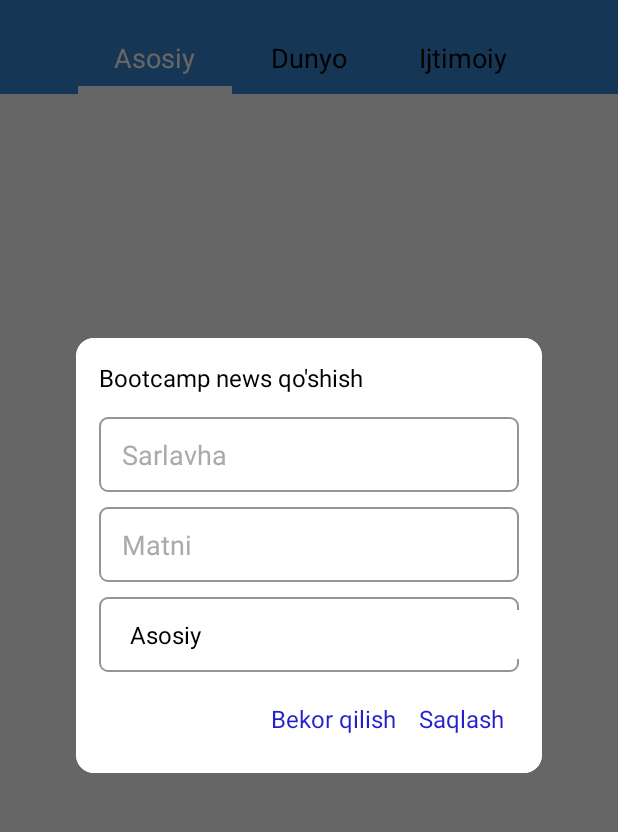
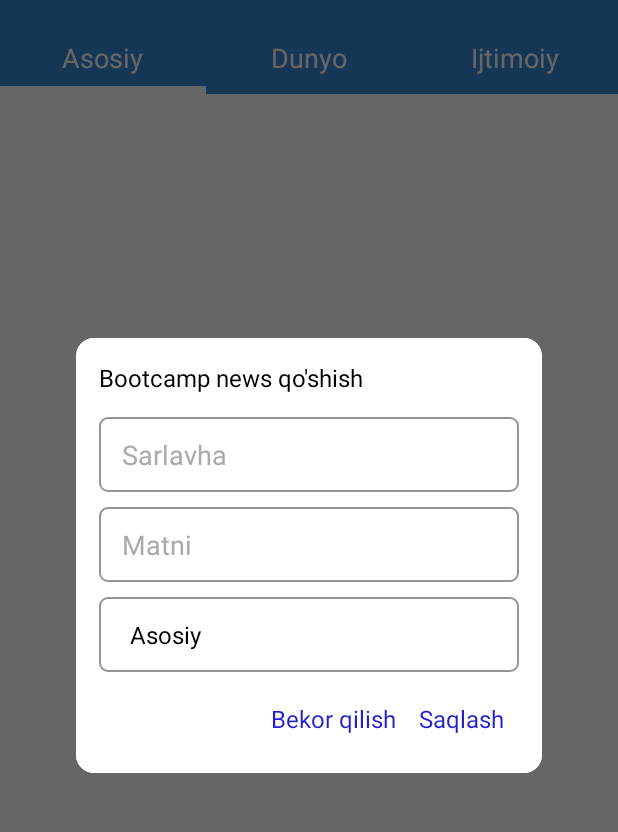
Before and after one commit to JahonovAsilbek/DatabaseSQL, an Android app: the screen it shows after launch (MainActivity), after a tap on an icon or button, on a phone screen of 412 x 824 dp, the part 62-894 px from its top. Run offline under Robolectric (Android 15) with nearby library versions, the phone set to English and light mode, and no system bars; our stand-ins replace Room's generated code.

Commit message:
Hello World!

```diff
--- a/app/src/main/AndroidManifest.xml
+++ b/app/src/main/AndroidManifest.xml
@@ -11,7 +11,8 @@
         android:supportsRtl="true"
         android:theme="@style/Theme.DatabaseBootcampNews">
 
-        <activity android:name=".SplashActivity">
+        <activity android:name=".SplashActivity"
+            android:theme="@style/Theme.AppCompat.Light.NoActionBar">
             <intent-filter>
                 <action android:name="android.intent.action.MAIN" />
                 <category android:name="android.intent.category.LAUNCHER" />
--- a/app/src/main/java/uz/revolution/databasebootcampnews/SplashActivity.kt
+++ b/app/src/main/java/uz/revolution/databasebootcampnews/SplashActivity.kt
@@ -3,6 +3,7 @@ package uz.revolution.databasebootcampnews
 import android.content.Intent
 import android.os.Bundle
 import android.os.Handler
+import android.view.WindowManager
 import androidx.appcompat.app.AppCompatActivity
 
 
@@ -10,14 +11,19 @@ class SplashActivity : AppCompatActivity() {
     override fun onCreate(savedInstanceState: Bundle?) {
         super.onCreate(savedInstanceState)
         setContentView(R.layout.activity_splash)
-        goToMain()
-    }
+        // This is used to hide the status bar and make
+        // the splash screen as a full screen activity.
+        window.setFlags(
+            WindowManager.LayoutParams.FLAG_FULLSCREEN,
+            WindowManager.LayoutParams.FLAG_FULLSCREEN
+        )
 
-    private fun goToMain() {
+        // we used the postDelayed(Runnable, time) method
+        // to send a message with a delayed time.
         Handler().postDelayed({
-            val mIntent = Intent(this@SplashActivity, MainActivity::class.java)
-            startActivity(mIntent)
+            val intent = Intent(this, MainActivity::class.java)
+            startActivity(intent)
             finish()
-        }, 2000)
+        }, 3000) // 3000 is the delayed time in milliseconds.
     }
 }
--- a/app/src/main/java/uz/revolution/databasebootcampnews/dialogs/AddDialog.kt
+++ b/app/src/main/java/uz/revolution/databasebootcampnews/dialogs/AddDialog.kt
@@ -13,6 +13,7 @@ import uz.revolution.databasebootcampnews.adapters.SpinnerAdapter
 import uz.revolution.databasebootcampnews.databinding.FragmentAddDialogBinding
 import uz.revolution.databasebootcampnews.models.Bootcamp
 import uz.revolution.databasebootcampnews.models.Category
+import java.util.*
 
 // TODO: Rename parameter arguments, choose names that match
 // the fragment initialization parameters, e.g. ARG_ITEM_NUMBER
--- a/app/src/main/java/uz/revolution/databasebootcampnews/fragments/MainFragment.kt
+++ b/app/src/main/java/uz/revolution/databasebootcampnews/fragments/MainFragment.kt
@@ -123,30 +123,7 @@ class MainFragment : Fragment() {
                 1 -> tabView.title_tv.text = "Dunyo"
                 2 -> tabView.title_tv.text = "Ijtimoiy"
             }
-
-            if (i == 0) {
-                tabView?.title_tv?.setTextColor(resources.getColor(R.color.white))
-            } else {
-                tabView?.title_tv?.setTextColor(resources.getColor(R.color.black))
-            }
         }
-
-        root.tab_layout.addOnTabSelectedListener(object : TabLayout.OnTabSelectedListener {
-            @SuppressLint("ResourceAsColor")
-            override fun onTabSelected(tab: TabLayout.Tab?) {
-                val customView = tab?.customView
-                customView?.title_tv?.setTextColor(resources.getColor(R.color.white))
-            }
-
-            override fun onTabUnselected(tab: TabLayout.Tab?) {
-                val customView = tab?.customView
-                customView?.title_tv?.setTextColor(resources.getColor(R.color.black))
-            }
-
-            override fun onTabReselected(tab: TabLayout.Tab?) {
-
-            }
-        })
     }
 
 }
--- a/app/src/main/res/layout/fragment_add_dialog.xml
+++ b/app/src/main/res/layout/fragment_add_dialog.xml
@@ -1,7 +1,7 @@
 <?xml version="1.0" encoding="utf-8"?>
 <LinearLayout xmlns:android="http://schemas.android.com/apk/res/android"
     xmlns:tools="http://schemas.android.com/tools"
-    android:layout_width="match_parent"
+    android:layout_width="280dp"
     android:layout_height="match_parent"
     android:background="@android:color/white"
     android:orientation="vertical"
@@ -20,7 +20,7 @@
         android:textColor="@android:color/black"
         android:textColorHint="@android:color/darker_gray"
         android:id="@+id/add_bootcamp_title"
-        android:layout_width="280dp"
+        android:layout_width="match_parent"
         android:layout_height="50dp"
         android:layout_marginTop="15dp"
         android:hint="Sarlavha"
@@ -31,7 +31,7 @@
         android:textColor="@android:color/black"
         android:textColorHint="@android:color/darker_gray"
         android:id="@+id/add_bootcamp_text"
-        android:layout_width="280dp"
+        android:layout_width="match_parent"
         android:layout_height="50dp"
         android:layout_marginTop="10dp"
         android:hint="Matni"
@@ -41,9 +41,9 @@
         android:background="@drawable/edittext_bg"
         android:id="@+id/add_bootcamp_spinner"
         android:paddingStart="15dp"
-
+        android:paddingEnd="15dp"
         android:layout_marginTop="10dp"
-        android:layout_width="280dp"
+        android:layout_width="match_parent"
         android:layout_height="50dp" />
 
     <LinearLayout
@@ -51,7 +51,7 @@
         android:padding="10dp"
         android:gravity="end"
         android:orientation="horizontal"
-        android:layout_width="280dp"
+        android:layout_width="match_parent"
         android:layout_height="wrap_content">
 
         <TextView
--- a/app/src/main/res/layout/fragment_main.xml
+++ b/app/src/main/res/layout/fragment_main.xml
@@ -32,7 +32,8 @@
         app:layout_constraintTop_toBottomOf="@id/toolbar"
         app:tabGravity="fill"
         app:tabIndicatorHeight="5dp"
-        app:tabMode="auto"
+        app:tabMaxWidth="0dp"
+        app:tabMode="fixed"
         app:tabRippleColor="@android:color/white"
         app:tabTextColor="@android:color/white" />
 
--- a/app/src/main/res/layout/tab_item.xml
+++ b/app/src/main/res/layout/tab_item.xml
@@ -2,8 +2,7 @@
 <LinearLayout xmlns:android="http://schemas.android.com/apk/res/android"
     android:layout_width="match_parent"
     android:layout_height="wrap_content"
-    android:orientation="vertical"
-    android:padding="10dp">
+    android:orientation="vertical">
 
     <TextView
         android:id="@+id/title_tv"
@@ -11,7 +10,7 @@
         android:layout_height="wrap_content"
         android:layout_gravity="center"
         android:text="ASOSIY"
-        android:textColor="#000"
+        android:textColor="#FFF"
         android:textSize="18sp" />
 
 
```
Also changed, not shown: app/src/main/res/layout/fragment_edit_dialog.xml (+6 -5 lines).
